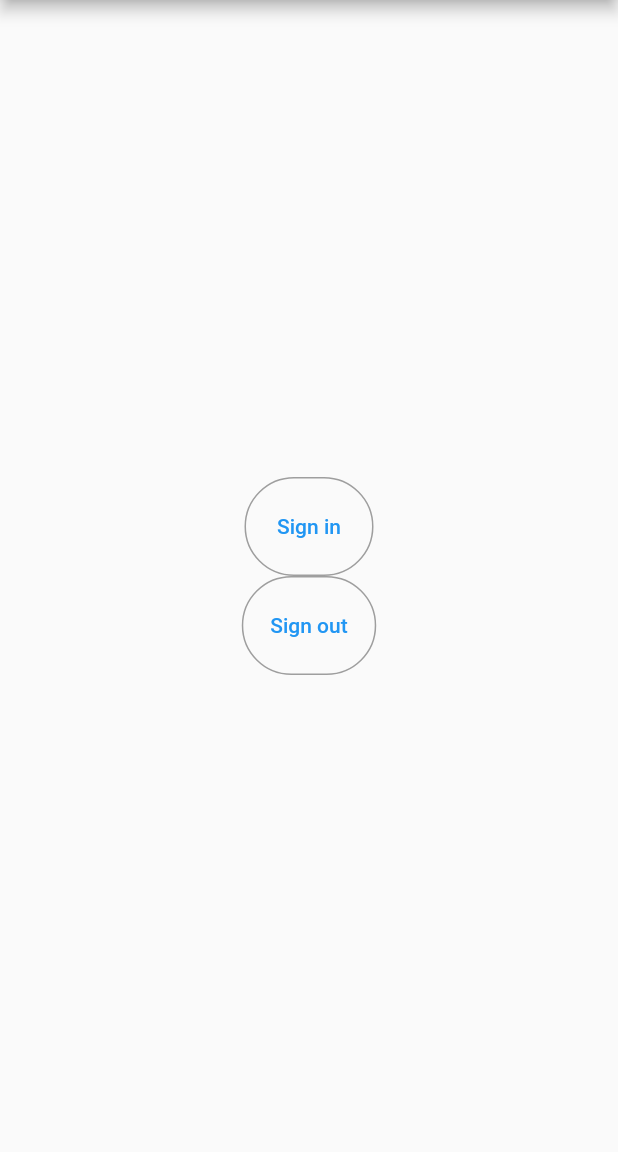
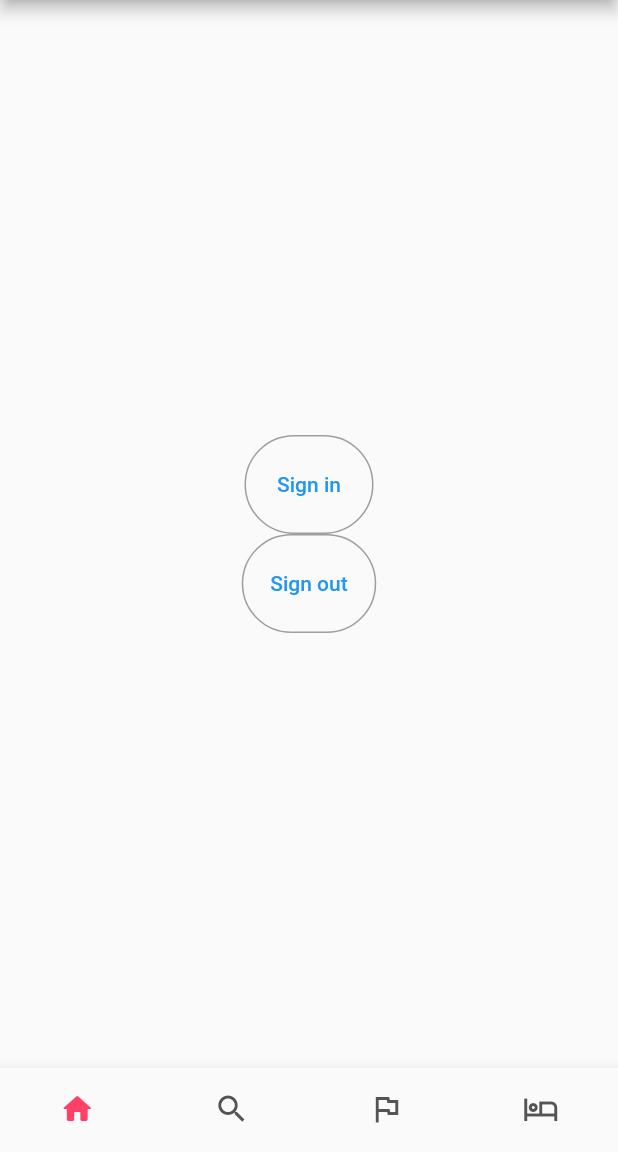
Before and after one commit to Pantone-448C/application, a Flutter app: the screen it shows after launch, on a phone screen of 412 x 824 dp, the part 84-1236 px from its top. Run offline on Flutter 3.47's test engine with Material 2 defaults, Android fonts, the phone set to English and light mode, and no system bars; our stand-ins replace cloud_firestore, firebase_auth, firebase_core; accounts and stored records are empty; Roboto replaces fonts that are missing (RobotoMono).

Commit message:
Implement navigation bar Add color palette class

```diff
--- /dev/null
+++ b/lib/colors.dart
@@ -0,0 +1,6 @@
+import 'package:flutter/material.dart';
+
+class WanderlistColors {
+  static const Pink = Color.fromRGBO(0xFF, 0x2D, 0x55, 0.9);
+  static const Grey = Color.fromRGBO(0x42, 0x42, 0x42, 0.9);
+}
--- a/lib/main.dart
+++ b/lib/main.dart
@@ -3,6 +3,7 @@ import 'package:firebase_core/firebase_core.dart';
 import 'package:flutter/material.dart';
 
 import 'login.dart';
+import 'navbar.dart';
 
 FirebaseAuth auth = FirebaseAuth.instance;
 
@@ -111,6 +112,7 @@ class _MyHomePageState extends State<MyHomePage> {
           ],
         ),
       ),
+      bottomNavigationBar: Navbar(),
     );
   }
 }
--- /dev/null
+++ b/lib/navbar.dart
@@ -0,0 +1,52 @@
+
+
+import 'package:flutter/material.dart';
+import 'colors.dart';
+
+class Navbar extends StatefulWidget {
+  _NavbarState createState() => _NavbarState();
+}
+
+class _NavbarState extends State<Navbar> {
+  var _currentIndex = 0;
+
+  void _switch(int index) {
+    setState(() {
+      _currentIndex = index;
+    });
+  }
+
+  Widget build(BuildContext context) {
+    return BottomNavigationBar(
+      type: BottomNavigationBarType.fixed, /* No switching animation */
+      showSelectedLabels: false, /* Remove labels */
+      showUnselectedLabels: false,
+      selectedItemColor: WanderlistColors.Pink,
+      unselectedItemColor: WanderlistColors.Grey,
+      items: [
+        BottomNavigationBarItem(
+          label: "Home",
+          icon: Icon(Icons.home_outlined),
+          activeIcon: Icon(Icons.home_rounded),
+        ),
+        BottomNavigationBarItem(
+          label: 'Search',
+          icon: Icon(Icons.search_outlined),
+          activeIcon: Icon(Icons.search_rounded),
+        ),
+        BottomNavigationBarItem(
+          label: 'Flag',
+          icon: Icon(Icons.flag_outlined),
+          activeIcon: Icon(Icons.flag_rounded),
+        ),
+        BottomNavigationBarItem(
+          label: 'Hotel',
+          activeIcon: Icon(Icons.hotel_rounded),
+          icon: Icon(Icons.hotel_outlined),
+        ),
+      ],
+      currentIndex: _currentIndex,
+      onTap: _switch,
+    );
+  }
+}
```
